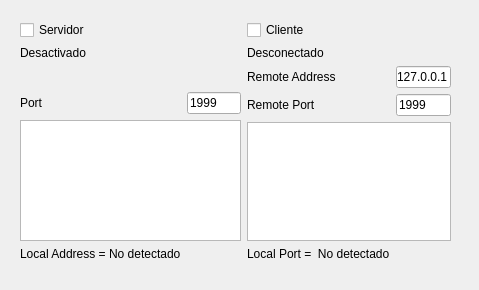
This is QtNetwork/dialog.ui in RoboticArts/Qt-Network-Test as Qt 5 draws it before an edit. The edited form follows.
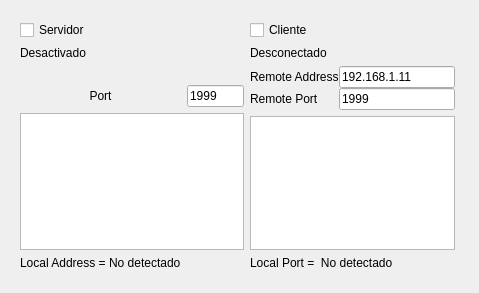
This is the edited form.

What changed in the file:
```diff
--- a/QtNetwork/dialog.ui
+++ b/QtNetwork/dialog.ui
@@ -7,9 +7,21 @@
     <x>0</x>
     <y>0</y>
     <width>479</width>
-    <height>290</height>
+    <height>293</height>
    </rect>
   </property>
+  <property name="minimumSize">
+   <size>
+    <width>479</width>
+    <height>293</height>
+   </size>
+  </property>
+  <property name="maximumSize">
+   <size>
+    <width>479</width>
+    <height>293</height>
+   </size>
+  </property>
   <property name="windowTitle">
    <string>Configuración IP</string>
   </property>
@@ -18,8 +30,8 @@
     <rect>
      <x>20</x>
      <y>20</y>
-     <width>431</width>
-     <height>241</height>
+     <width>435</width>
+     <height>250</height>
     </rect>
    </property>
    <layout class="QGridLayout" name="gridLayout_4">
@@ -74,7 +86,7 @@
          <string>Port</string>
         </property>
         <property name="alignment">
-         <set>Qt::AlignLeading|Qt::AlignLeft|Qt::AlignVCenter</set>
+         <set>Qt::AlignCenter</set>
         </property>
        </widget>
       </item>
@@ -100,7 +112,7 @@
         <property name="sizeHint" stdset="0">
          <size>
           <width>40</width>
-          <height>26</height>
+          <height>19</height>
          </size>
         </property>
        </spacer>
@@ -108,10 +120,25 @@
      </layout>
     </item>
     <item row="2" column="1">
-     <layout class="QGridLayout" name="gridLayout">
+     <layout class="QGridLayout" name="_2">
+      <property name="horizontalSpacing">
+       <number>0</number>
+      </property>
+      <property name="verticalSpacing">
+       <number>6</number>
+      </property>
       <item row="2" column="0" colspan="2">
        <widget class="QPlainTextEdit" name="plainTextEditClient"/>
       </item>
+      <item row="3" column="0">
+       <widget class="QLabel" name="labelClientLocalPort">
+        <property name="text">
+         <string>Local Port =  No detectado</string>
+        </property>
+       </widget>
+      </item>
+      <item row="1" column="0">
+       <layout class="QGridLayout" name="gridLayout">
       <item row="0" column="0">
        <widget class="QLabel" name="labelClientRemoteAddress">
         <property name="text">
@@ -119,10 +146,17 @@
         </property>
        </widget>
       </item>
+        <item row="1" column="1">
+         <widget class="QLineEdit" name="lineEditClientRemotePort">
+          <property name="text">
+           <string>1999</string>
+          </property>
+         </widget>
+        </item>
       <item row="0" column="1">
        <widget class="QLineEdit" name="lineEditClientRemoteAddress">
         <property name="text">
-         <string>127.0.0.1</string>
+           <string>192.168.1.11</string>
         </property>
        </widget>
       </item>
@@ -133,19 +167,7 @@
         </property>
        </widget>
       </item>
-      <item row="1" column="1">
-       <widget class="QLineEdit" name="lineEditClientRemotePort">
-        <property name="text">
-         <string>1999</string>
-        </property>
-       </widget>
-      </item>
-      <item row="3" column="0">
-       <widget class="QLabel" name="labelClientLocalPort">
-        <property name="text">
-         <string>Local Port =  No detectado</string>
-        </property>
-       </widget>
+       </layout>
       </item>
      </layout>
     </item>
```
Left out of the diff: 14 changed lines with no effect on the pictures. Lines whose indentation alone changed are shown as unchanged.
